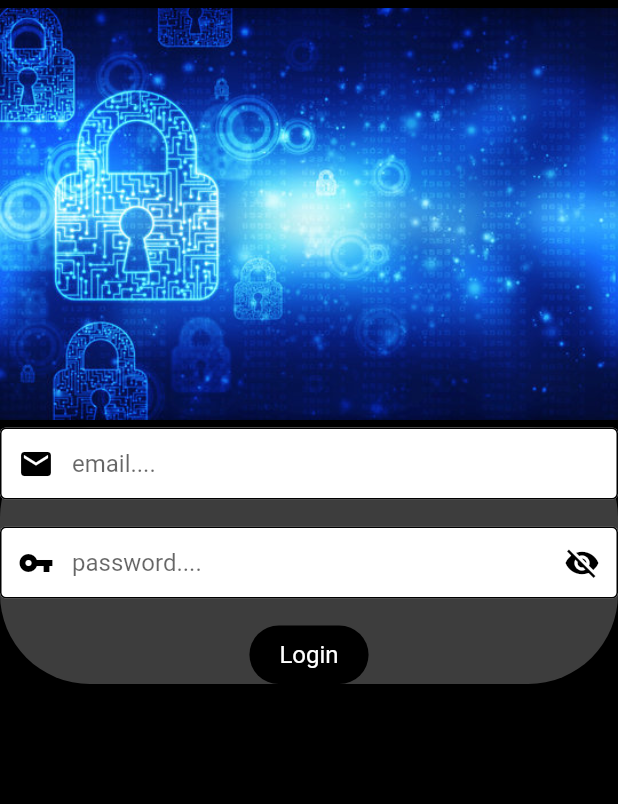
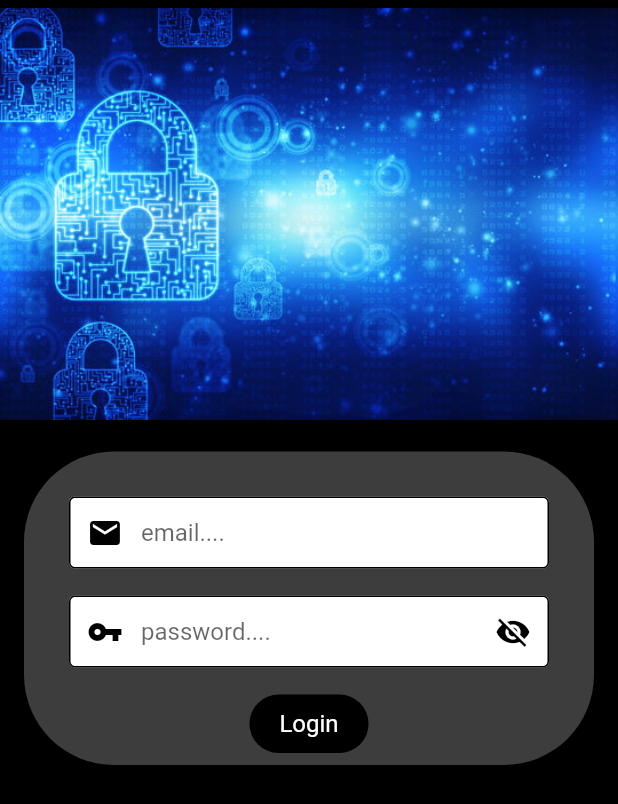
Before and after one commit to Taiyob/sho-app-getx, a Flutter app: the screen it shows after launch, on a phone screen of 412 x 824 dp. Shown: the top 804 px of the screen. Run offline on Flutter 3.47's test engine with Material 2 defaults, Android fonts, the light colour scheme and no system bars; our stand-ins replace get.

Commit message:
Login page creating  finished...

```diff
--- a/lib/users/authentication/log_in_screen.dart
+++ b/lib/users/authentication/log_in_screen.dart
@@ -35,8 +35,10 @@ class _LogInScreenState extends State<LogInScreen> {
                     child: Image.asset('images/login.jpg'),
                   ),
                   // login screen sign-in form
-                  Container(
-                    decoration: BoxDecoration(
+                  Padding(
+                    padding: const EdgeInsets.all(16.0),
+                    child: Container(
+                      decoration: const BoxDecoration(
                         color: Colors.white24,
                         borderRadius: BorderRadius.all(
                           Radius.circular(60),
@@ -49,6 +51,8 @@ class _LogInScreenState extends State<LogInScreen> {
                           ),
                         ],
                       ),
+                      child: Padding(
+                        padding: const EdgeInsets.fromLTRB(30,30,30,8),
                         child: Column(
                           children: [
                             Form(
@@ -146,6 +150,8 @@ class _LogInScreenState extends State<LogInScreen> {
                           ],
                         ),
                       ),
+                    ),
+                  ),
                 ],
               ),
             ),
```
Lines whose indentation alone changed are shown as unchanged.
